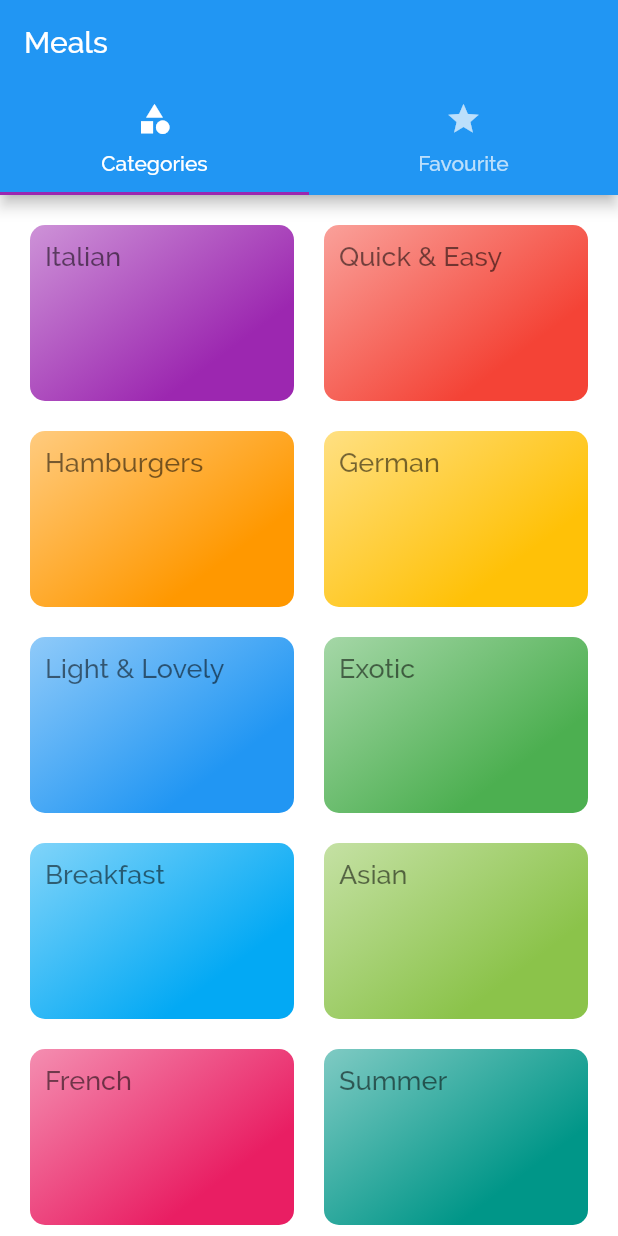
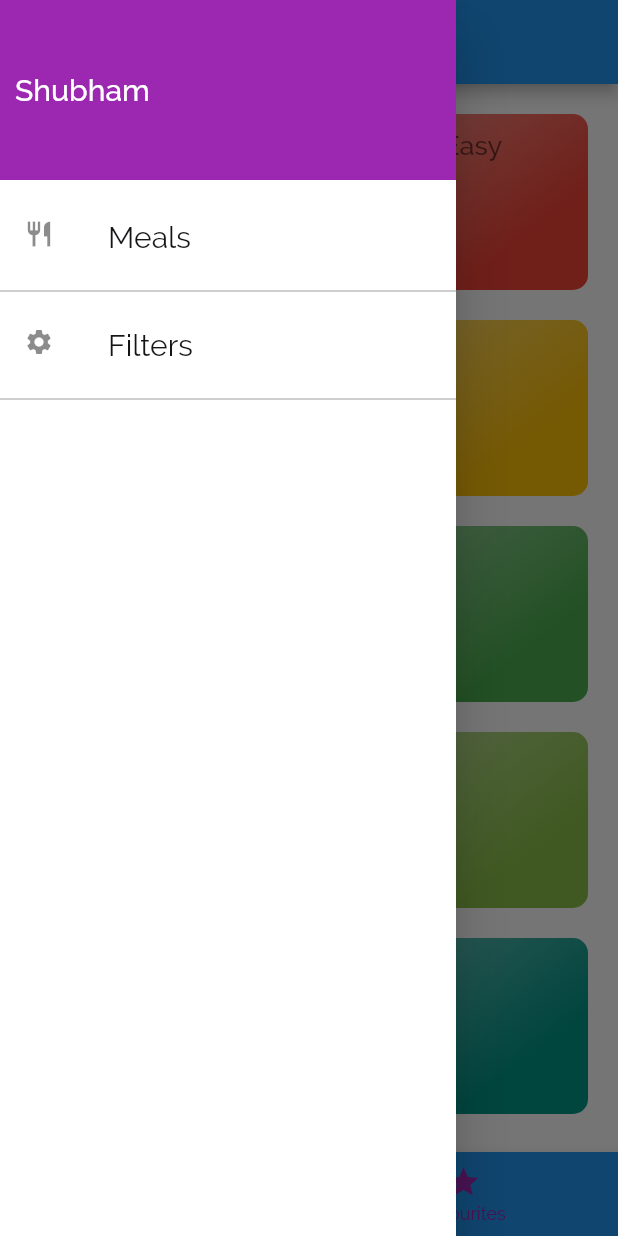
Before and after one commit to zenshubham09/meals, a Flutter app: the screen it shows after launch, with the side drawer open (before the commit the screen has no drawer), on a phone screen of 412 x 824 dp. Run offline on Flutter 3.47's test engine with Material 2 defaults, Android fonts, the phone set to English and light mode, and no system bars.

Commit message:
BottomNavigationBar: Added bottom Navigation bar and Drawer.
BottomNavigationBar: Added filter logic and favourite screen.

```diff
--- a/meals/lib/Screen/tabs_screen.dart
+++ b/meals/lib/Screen/tabs_screen.dart
@@ -1,29 +1,68 @@
 import 'package:flutter/material.dart';
+import 'package:meals/Models/meal.dart';
 import 'package:meals/Screen/favourites_screen.dart';
+import 'package:meals/Widgets/main_drawer.dart';
 import 'catagories_screen.dart';
 
 class TabsScreen extends StatefulWidget {
+  final List<Meal> favouriteMeals;
+
+  TabsScreen(this.favouriteMeals);
+
   @override
   _TabsScreenState createState() => _TabsScreenState();
 }
 
 class _TabsScreenState extends State<TabsScreen> {
+
+  List<Map<String, Object>> pages;
+  int selectedPageIndex = 0;
+
+  @override
+  void initState() {
+    pages = [
+      {'page': CategoriesScreen(), 'title': 'Categories'},
+      {'page': FavouritesScreen(widget.favouriteMeals), 'title': 'Favourites'},
+    ];
+    super.initState();
+  }
+
+  void _selectPage(int index) {
+    setState(() {
+      selectedPageIndex = index;
+    });
+  }
+
   @override
   Widget build(BuildContext context) {
-    return DefaultTabController(length: 2, child: Scaffold(
-      appBar: AppBar(
-        title: Text('Meals'),
-        bottom: TabBar(
-          tabs: <Widget>[
-            Tab(icon: Icon(Icons.category), text: 'Categories',),
-            Tab(icon: Icon(Icons.star), text: 'Favourite',)
-          ],
-        ),
-      ),
-      body: TabBarView(children: <Widget>[
-        CategoriesScreen(),
-        FavouritesScreen()
-      ],),
-    ));
+    return DefaultTabController(
+        length: 2,
+        child: Scaffold(
+          appBar: AppBar(
+            title: Text(pages[selectedPageIndex]['title']),
+          ),
+          drawer: MainDrawer(),
+          body: pages[selectedPageIndex]['page'],
+          bottomNavigationBar: BottomNavigationBar(
+            onTap: _selectPage,
+            backgroundColor: Theme.of(context).primaryColor,
+            unselectedItemColor: Theme.of(context).accentColor,
+            selectedItemColor: Colors.white,
+            currentIndex: selectedPageIndex,
+//            type: BottomNavigationBarType.shifting,
+            items: [
+              BottomNavigationBarItem(
+                backgroundColor: Theme.of(context).primaryColor,
+                icon: Icon(Icons.category),
+                title: Text(pages.first['title']),
+              ),
+              BottomNavigationBarItem(
+                backgroundColor: Theme.of(context).primaryColor,
+                icon: Icon(Icons.star),
+                title: Text(pages.last['title']),
+              ),
+            ],
+          ),
+        ));
   }
 }
--- a/meals/lib/Utilities/Route/RouteConstants.dart
+++ b/meals/lib/Utilities/Route/RouteConstants.dart
@@ -2,6 +2,8 @@
 
 class RouteConstants {
 
+  static const defaultRoute = '/';
   static const categoryMeals = '/category-meal';
   static const mealDetail = '/meal-detail';
+  static const filteredScreenRoute = '/filtered';
 }
--- /dev/null
+++ b/meals/lib/Widgets/main_drawer.dart
@@ -0,0 +1,57 @@
+import 'package:flutter/material.dart';
+
+import '../Utilities/Route/RouteConstants.dart';
+import '../Utilities/Route/RouteConstants.dart';
+
+class MainDrawer extends StatelessWidget {
+  @override
+  Widget build(BuildContext context) {
+    return Drawer(
+      child: Column(
+        children: <Widget>[
+          Container(
+            height: 120,
+            width: double.infinity,
+            padding: EdgeInsets.all(10),
+            alignment: Alignment.centerLeft,
+            color: Theme.of(context).accentColor,
+            child: Text('Shubham',
+                style: TextStyle(
+                    fontWeight: FontWeight.w500,
+                    fontSize: 20,
+                    color: Colors.white)),
+          ),
+          SizedBox(
+            height: 10,
+          ),
+          buildListTile('Meals', Icons.restaurant, () {
+            Navigator.of(context).pushReplacementNamed(RouteConstants.defaultRoute);
+          }),
+          Divider(
+            color: Colors.grey,
+          ),
+          buildListTile('Filters', Icons.settings, () {
+            Navigator.of(context).pushReplacementNamed(RouteConstants.filteredScreenRoute);
+          }),
+          Divider(
+            color: Colors.grey,
+          ),
+        ],
+      ),
+    );
+  }
+
+  Widget buildListTile(String title, IconData icon, Function tapHandler) {
+    return ListTile(
+      onTap: tapHandler,
+      leading: Icon(
+        icon,
+        size: 20,
+      ),
+      title: Text(
+        title,
+        style: TextStyle(fontSize: 20, fontWeight: FontWeight.w400),
+      ),
+    );
+  }
+}
--- a/meals/lib/main.dart
+++ b/meals/lib/main.dart
@@ -1,17 +1,70 @@
 import 'package:flutter/material.dart';
 import 'package:meals/Screen/CategoryMealsScreen.dart';
+import 'package:meals/Screen/filtered_screen.dart';
 import 'package:meals/Screen/meal_detail_screen.dart';
 import 'package:meals/Screen/tabs_screen.dart';
 import 'package:meals/Utilities/Route/RouteConstants.dart';
-import 'package:meals/Screen/catagories_screen.dart';
+import 'package:meals/dummy_data.dart';
+
+import 'Models/meal.dart';
 
 void main() => runApp(MyApp());
 
-class MyApp extends StatelessWidget {
+class MyApp extends StatefulWidget {
+  @override
+  _MyAppState createState() => _MyAppState();
+}
+
+class _MyAppState extends State<MyApp> {
+  Map<String, bool> filters = {
+    'gluten': false,
+    'vegetarian': false,
+    'vegan': false,
+    'lactose': false
+  };
+
+  List<Meal> availableMeals = DUMMY_MEALS;
+  List<Meal> favouriteMeals = [];
+
+  void _setFilters(Map<String, bool> filterData) {
+    setState(() {
+      filters = filterData;
+
+      availableMeals = DUMMY_MEALS.where((meal) {
+        if (filters['gluten'] && !meal.isGlutenFree) {
+          return false;
+        }
+        if (filters['vegetarian'] && !meal.isVegetarian) {
+          return false;
+        }
+        if (filters['vegan'] && !meal.isVegan) {
+          return false;
+        }
+        if (filters['lactose'] && !meal.isLactoseFree) {
+          return false;
+        }
+        return true;
+      }).toList();
+    });
+  }
+
+  void toggleFavouriteMeal(String mealId) {
+    final existingIndex = favouriteMeals.indexWhere((meal) => meal.id == mealId);
+
+    if (existingIndex >= 0) {
+      favouriteMeals.removeAt(existingIndex);
+    } else {
+      favouriteMeals.add(DUMMY_MEALS.firstWhere((element) => element.id == mealId));
+    }
+  }
+
+  bool _isMealFavourite(String id) {
+    return favouriteMeals.any((meal) => meal.id == id);
+  }
+
   @override
   Widget build(BuildContext context) {
     return MaterialApp(
-      title: 'Flutter Demo',
       theme: ThemeData(
         primarySwatch: Colors.blue,
         accentColor: Colors.purple,
@@ -25,27 +78,30 @@ class MyApp extends StatelessWidget {
                 fontFamily: 'Raleway',
                 fontWeight: FontWeight.w500)),
       ),
-      initialRoute: '/', // Default routing
+      initialRoute: RouteConstants.defaultRoute, // Default routing
       routes: {
         /// to set default or initial route , no need to define identifier
 
-        '/': (context) => TabsScreen(), // Default Route
-        RouteConstants.categoryMeals: (context) => CategoryMealsScreen(),
-        RouteConstants.mealDetail: (context) => MealDetailScreen(),
+        RouteConstants.defaultRoute: (context) => TabsScreen(favouriteMeals), // Default Route
+        RouteConstants.categoryMeals: (context) =>
+            CategoryMealsScreen(availableMeals),
+        RouteConstants.mealDetail: (context) => MealDetailScreen(toggleFavouriteMeal, _isMealFavourite),
+        RouteConstants.filteredScreenRoute: (context) =>
+            FilteredScreen(filters ,_setFilters),
       },
       onGenerateRoute: (settings) {
         print('Route Setting: $settings');
+
         /// This function will execute when a unregistered route will defined.
-        return MaterialPageRoute(builder: (context) => CategoryMealsScreen());
+        return MaterialPageRoute(builder: (context) => CategoryMealsScreen(availableMeals));
       },
       onUnknownRoute: (settings) {
-
         print('Route Name: ${settings.name}');
         print('Routes Args: ${settings.arguments}');
 
         /// This methods will be invoked when we did not set any default route or did not use onGenerateRoute finction
         ///  OnUnknownRoute will be the last function when no routing table available.
-        return MaterialPageRoute(builder: (context) => CategoryMealsScreen());
+        return MaterialPageRoute(builder: (context) => CategoryMealsScreen(availableMeals));
       },
     );
   }
```
Also changed, not shown: meals/lib/Screen/CategoryMealsScreen.dart (+45 -17 lines), meals/lib/Screen/favourites_screen.dart (+26 -1 lines), meals/lib/Screen/filtered_screen.dart (added, +108 -0 lines), meals/lib/Screen/meal_detail_screen.dart (+13 -6 lines), meals/lib/Widgets/meal_item.dart (+9 -2 lines).
